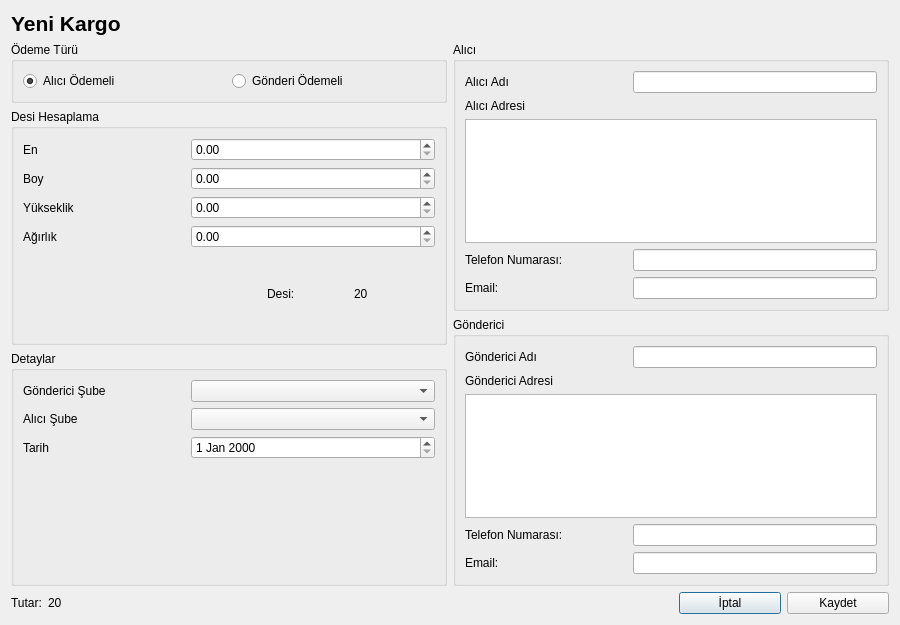
First picture: the form in UI/VeriFormlari/krgyenikargoekle.ui, repository Alder-Team/KargoOtomasyonu, before the edit.
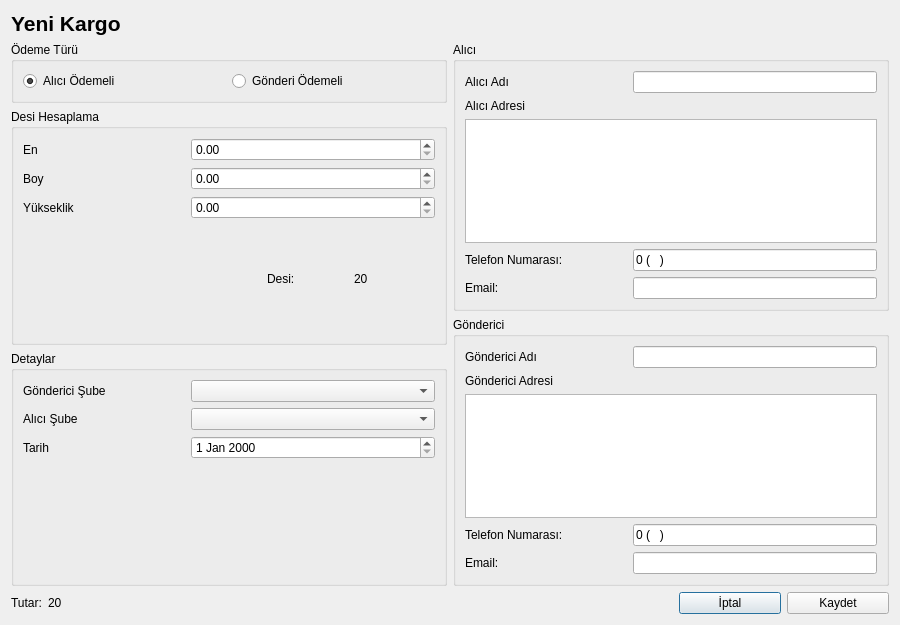
Second picture: the form after the edit.

Commit message: - DesiHesapla slotu yazıldı. Signal slot eklendi. İnputmask düzenlendi.

What changed in the file:
```diff
--- a/UI/VeriFormlari/krgyenikargoekle.ui
+++ b/UI/VeriFormlari/krgyenikargoekle.ui
@@ -71,7 +71,7 @@
            </property>
            <layout class="QGridLayout" name="gridLayout">
             <item row="0" column="0">
-             <layout class="QVBoxLayout" name="verticalLayout" stretch="1,1,1,1,1">
+             <layout class="QVBoxLayout" name="verticalLayout" stretch="1,1,1,1">
               <item>
                <layout class="QHBoxLayout" name="horizontalLayout_3" stretch="2,3">
                 <item>
@@ -123,23 +123,6 @@
                 </item>
                </layout>
               </item>
-              <item>
-               <layout class="QHBoxLayout" name="horizontalLayout_6" stretch="2,3">
-                <item>
-                 <widget class="QLabel" name="lblDesiAgirlik">
-                  <property name="text">
-                   <string>Ağırlık</string>
-                  </property>
-                  <property name="buddy">
-                   <cstring>dspinboxDesiAgirlik</cstring>
-                  </property>
-                 </widget>
-                </item>
-                <item>
-                 <widget class="QDoubleSpinBox" name="dspinboxDesiAgirlik"/>
-                </item>
-               </layout>
-              </item>
               <item>
                <layout class="QHBoxLayout" name="horizontalLayout" stretch="3,1,1">
                 <item>
@@ -316,7 +299,11 @@
                  </widget>
                 </item>
                 <item>
-                 <widget class="QLineEdit" name="lineEditAliciTelefonNumarasi"/>
+                 <widget class="QLineEdit" name="lineEditAliciTelefonNumarasi">
+                  <property name="inputMask">
+                   <string>\0 (D99) 999 99 99</string>
+                  </property>
+                 </widget>
                 </item>
                </layout>
               </item>
@@ -397,7 +384,11 @@
                  </widget>
                 </item>
                 <item>
-                 <widget class="QLineEdit" name="lineEditGondericiTelefonNumarasi"/>
+                 <widget class="QLineEdit" name="lineEditGondericiTelefonNumarasi">
+                  <property name="inputMask">
+                   <string>\0 (D99) 999 99 99</string>
+                  </property>
+                 </widget>
                 </item>
                </layout>
               </item>
```
Left out of the diff: 15 changed lines with no effect on the pictures. The commit also changes 2 other files.
